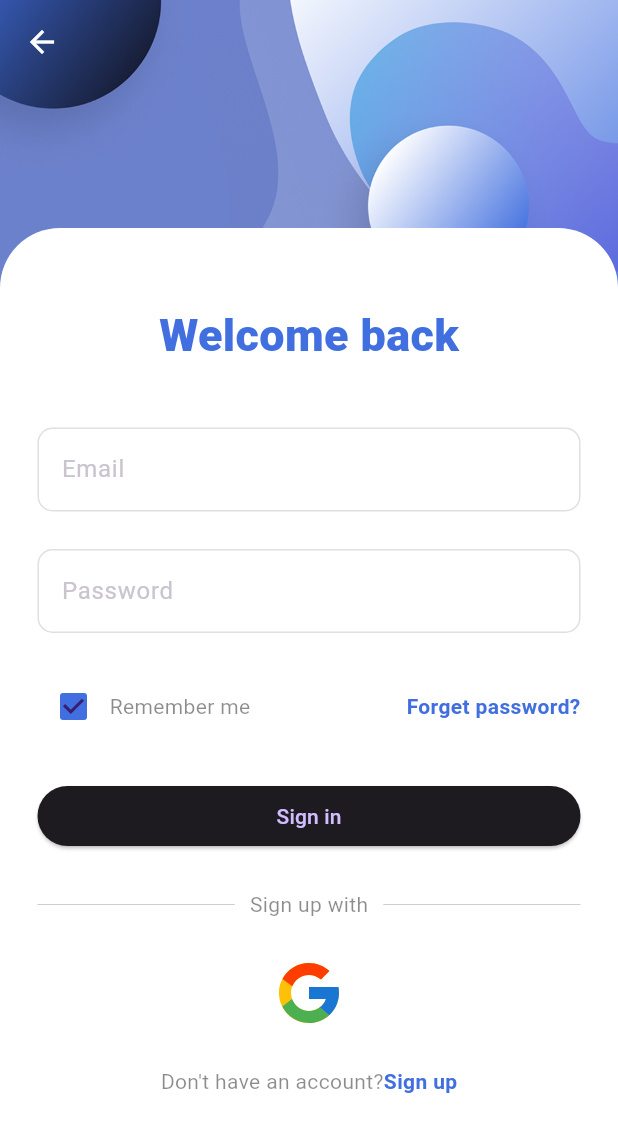
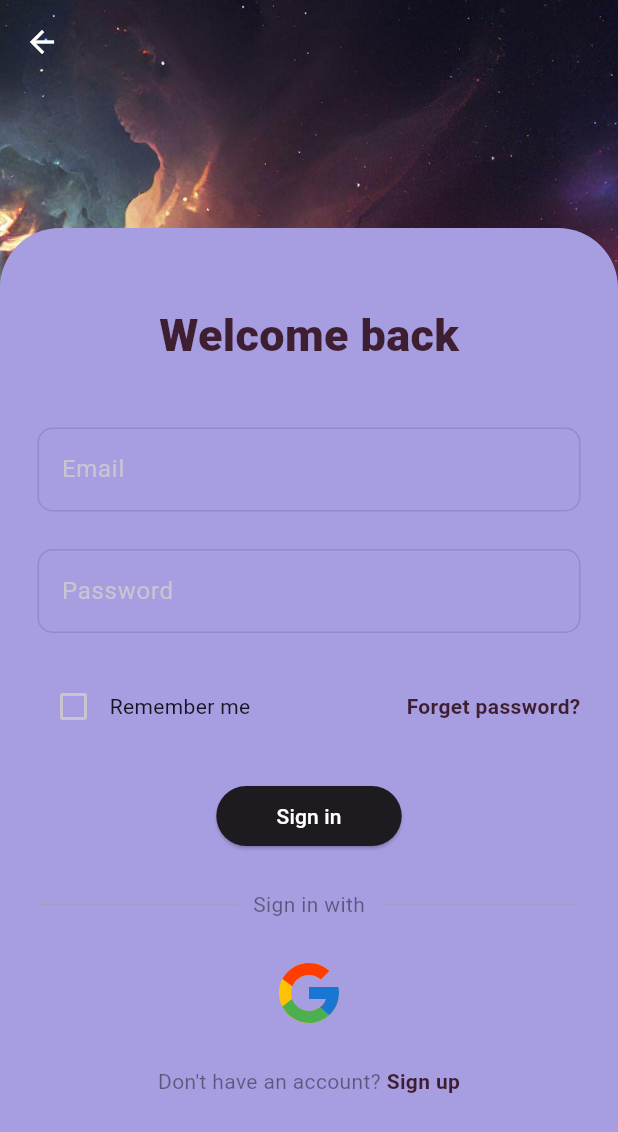
Before and after one commit to Shehab272/Nubella, a Flutter app: the screen it shows after launch, after a tap on "Sign in", on a phone screen of 412 x 824 dp. Shown: the top 1132 px of the screen. Run offline on Flutter 3.47's test engine with Material 3 defaults, Android fonts, the light colour scheme and no system bars; our stand-ins replace animated_splash_screen, flutter_svg, lottie; project files that could hold a hidden picture were left out.

Commit message:
editing UI

```diff
--- a/lib/views/signin_screen.dart
+++ b/lib/views/signin_screen.dart
@@ -16,7 +16,7 @@ class SignInView extends StatefulWidget {
 
 class _SignInViewState extends State<SignInView> {
   final _formSignInKey = GlobalKey<FormState>();
-  bool rememberPassword = true;
+  bool rememberPassword = false;
   @override
   Widget build(BuildContext context) {
     return CustomScaffold(
@@ -33,7 +33,7 @@ class _SignInViewState extends State<SignInView> {
             child: Container(
               padding: const EdgeInsets.fromLTRB(25.0, 50.0, 25.0, 20.0),
               decoration: const BoxDecoration(
-                color: Colors.white,
+                color: Color.fromRGBO(167, 158, 226, 60.0),
                 borderRadius: BorderRadius.only(
                   topLeft: Radius.circular(40.0),
                   topRight: Radius.circular(40.0),
@@ -45,12 +45,12 @@ class _SignInViewState extends State<SignInView> {
                   child: Column(
                     crossAxisAlignment: CrossAxisAlignment.center,
                     children: [
-                      Text(
+                      const Text(
                         'Welcome back',
                         style: TextStyle(
                           fontSize: 30.0,
                           fontWeight: FontWeight.w900,
-                          color: lightColorScheme.primary,
+                          color: Color.fromRGBO(62, 31, 49, 1.0),
                         ),
                       ),
                       const SizedBox(
@@ -130,22 +130,23 @@ class _SignInViewState extends State<SignInView> {
                                     rememberPassword = value!;
                                   });
                                 },
-                                activeColor: lightColorScheme.primary,
+                                activeColor:
+                                    const Color.fromRGBO(93, 93, 147, 1.0),
                               ),
                               const Text(
                                 'Remember me',
                                 style: TextStyle(
-                                  color: Colors.black45,
+                                  color: Color.fromRGBO(21, 21, 33, 1.0),
                                 ),
                               ),
                             ],
                           ),
                           GestureDetector(
-                            child: Text(
+                            child: const Text(
                               'Forget password?',
                               style: TextStyle(
                                 fontWeight: FontWeight.bold,
-                                color: lightColorScheme.primary,
+                                color: Color.fromRGBO(62, 31, 49, 1.0),
                               ),
                             ),
                           ),
@@ -155,15 +156,13 @@ class _SignInViewState extends State<SignInView> {
                         height: 25.0,
                       ),
                       SizedBox(
-                        width: double.infinity,
+                        width: MediaQuery.sizeOf(context).width*0.3,
                         child: ElevatedButton(
                           onPressed: () {
                             if (_formSignInKey.currentState!.validate() &&
                                 rememberPassword) {
-
-
-
-                              Navigator.pushReplacementNamed(context, AppRoutes.homeView);
+                              Navigator.pushReplacementNamed(
+                                  context, AppRoutes.homeView);
                             } else if (!rememberPassword) {
                               ScaffoldMessenger.of(context).showSnackBar(
                                 const SnackBar(
@@ -172,7 +171,12 @@ class _SignInViewState extends State<SignInView> {
                               );
                             }
                           },
-                          child: const Text('Sign in'),
+                          child: const Text(
+                            'Sign in',
+                            style: TextStyle(
+                              color: Colors.white,
+                            ),
+                          ),
                         ),
                       ),
                       const SizedBox(
@@ -193,7 +197,7 @@ class _SignInViewState extends State<SignInView> {
                               horizontal: 10,
                             ),
                             child: Text(
-                              'Sign up with',
+                              'Sign in with',
                               style: TextStyle(
                                 color: Colors.black45,
                               ),
@@ -225,21 +229,21 @@ class _SignInViewState extends State<SignInView> {
                         mainAxisAlignment: MainAxisAlignment.center,
                         children: [
                           const Text(
-                            'Don\'t have an account?',
+                            'Don\'t have an account? ',
                             style: TextStyle(
                               color: Colors.black45,
                             ),
                           ),
                           GestureDetector(
                             onTap: () {
-                              Navigator.pushReplacementNamed(context, AppRoutes.signUpView);
-
+                              Navigator.pushReplacementNamed(
+                                  context, AppRoutes.signUpView);
                             },
-                            child: Text(
+                            child: const Text(
                               'Sign up',
                               style: TextStyle(
                                 fontWeight: FontWeight.bold,
-                                color: lightColorScheme.primary,
+                                color: Color.fromRGBO(62, 31, 49, 1.0),
                               ),
                             ),
                           ),
--- a/lib/views/welcome_screen.dart
+++ b/lib/views/welcome_screen.dart
@@ -1,10 +1,9 @@
+import 'package:flutter/cupertino.dart';
 import 'package:flutter/material.dart';
 import 'package:nubella/views/signin_screen.dart';
 import 'package:nubella/views/signup_screen.dart';
-
 import 'package:nubella/views/widgets/custom_scaffold.dart';
 import 'package:nubella/views/widgets/welcome_button.dart';
-
 
 class WelcomeScreen extends StatelessWidget {
   const WelcomeScreen({super.key});
@@ -19,50 +18,72 @@ class WelcomeScreen extends StatelessWidget {
               child: Container(
                 padding: const EdgeInsets.symmetric(
                   vertical: 0,
-                  horizontal: 40.0,
+                  horizontal: 45.0,
                 ),
-                child: Center(
-                  child: RichText(
-                    textAlign: TextAlign.center,
-                    text: const TextSpan(
-                      children: [
-                        TextSpan(
-                            text: 'Welcome Back!\n',
-                            style: TextStyle(
-                              fontSize: 45.0,
-                              fontWeight: FontWeight.w600,
-                            )),
-                        TextSpan(
-                            text:
-                                '\nEnter personal details to your employee account',
-                            style: TextStyle(
-                              fontSize: 20,
-                              // height: 0,
-                            ))
-                      ],
+                child: const Column(
+                  children: [
+                    Text(
+                      ' Nebulla AI ',
+                      style: TextStyle(
+                        fontSize: 70,
+                        fontWeight: FontWeight.w900,
+                      ),
                     ),
-                  ),
+                    Text(
+                      ' for your life development ',
+                      style: TextStyle(
+                          fontSize: 40,
+                          fontWeight: FontWeight.w400,
+                          color: Color.fromRGBO(36, 50, 88, 1.0)),
+                    ),
+                    SizedBox(height: 60,),
+                    Text(
+                      'Welcome Back!',
+                      style: TextStyle(
+                        fontSize: 50.0,
+                        fontWeight: FontWeight.w500,
+                      ),
+                    ),
+                  ],
                 ),
               )),
-          Flexible(
-            flex: 1,
+          Container(
+            margin:
+                const EdgeInsets.symmetric(horizontal: 48.0, vertical: 16.0),
+            width: double.infinity,
             child: Row(
+              mainAxisAlignment: MainAxisAlignment.spaceEvenly,
               children: [
-                 Expanded(
+                SizedBox(
+                  height: 65,
+                  width: MediaQuery.sizeOf(context).width * 0.2,
                   child: WelcomeButton(
                     buttonText: 'Sign in',
-                    onTap: (){
-                      Navigator.push(context, MaterialPageRoute(builder: (context) => SignInView(),));
+                    onTap: () {
+                      Navigator.push(
+                          context,
+                          MaterialPageRoute(
+                            builder: (context) => const SignInView(),
+                          ));
                     },
                     color: Colors.transparent,
                     textColor: Colors.white,
                   ),
                 ),
-                Expanded(
+                const SizedBox(
+                  width: 16,
+                ),
+                SizedBox(
+                  height: 65,
+                  width: MediaQuery.sizeOf(context).width * 0.2,
                   child: WelcomeButton(
                     buttonText: 'Sign Up',
-                    onTap: (){
-                      Navigator.push(context, MaterialPageRoute(builder: (context) => SignUpView(),));
+                    onTap: () {
+                      Navigator.push(
+                          context,
+                          MaterialPageRoute(
+                            builder: (context) => const SignUpView(),
+                          ));
                     },
                     color: Colors.transparent,
                     textColor: Colors.white,
--- a/lib/views/widgets/example_widget.dart
+++ b/lib/views/widgets/example_widget.dart
@@ -13,7 +13,7 @@ class ExampleWidget extends StatelessWidget {
       width: double.infinity,
       margin: const EdgeInsets.only(bottom: 16),
       decoration: BoxDecoration(
-            color: Colors.grey[800],
+            color: Color.fromRGBO(31, 30, 46, 1.0),
           borderRadius: BorderRadius.circular(8)
       ),
       padding: const EdgeInsets.symmetric(vertical: 12, horizontal: 36),
--- a/lib/views/widgets/welcome_button.dart
+++ b/lib/views/widgets/welcome_button.dart
@@ -15,25 +15,18 @@ class WelcomeButton extends StatelessWidget {
 
   @override
   Widget build(BuildContext context) {
-    return GestureDetector(
-      onTap: onTap,
-      child: Container(
-        alignment: Alignment.center,
-        padding: const EdgeInsets.all(18.0),
-        decoration: BoxDecoration(
-          color: color,
-          borderRadius: const BorderRadius.only(
-            topLeft: Radius.circular(50),
-          ),
-        ),
-        child: Text(
-          buttonText,
-          // textAlign: TextAlign.center,
-          style:  TextStyle(
-            fontSize: 20.0,
-            fontWeight: FontWeight.bold,
-            color: textColor?? lightColorScheme.primary,
-          ),
+    return MaterialButton(
+      color: const Color.fromRGBO(83, 79, 112, 100.0),
+      onPressed: onTap,
+      hoverColor: Colors.blue,
+
+      shape: const StadiumBorder(),
+      child: Text(
+        buttonText,
+        style: TextStyle(
+          fontSize: 20.0,
+          fontWeight: FontWeight.bold,
+          color: textColor ?? lightColorScheme.primary,
         ),
       ),
     );
```
Also changed, not shown: lib/views/chat_view.dart (+23 -63 lines), lib/views/home_page.dart (+10 -5 lines), lib/views/signup_screen.dart (+11 -43 lines), assets/images/bg1.png.
